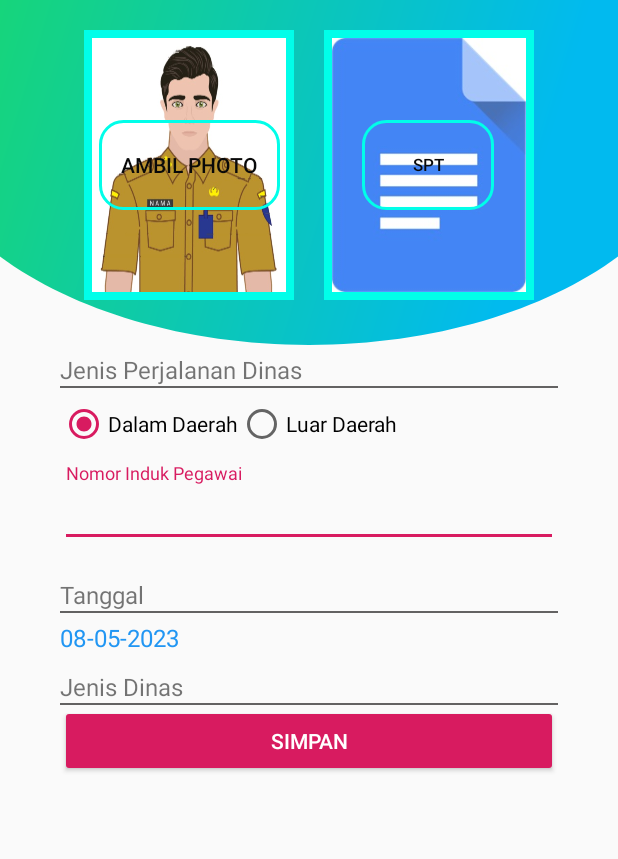
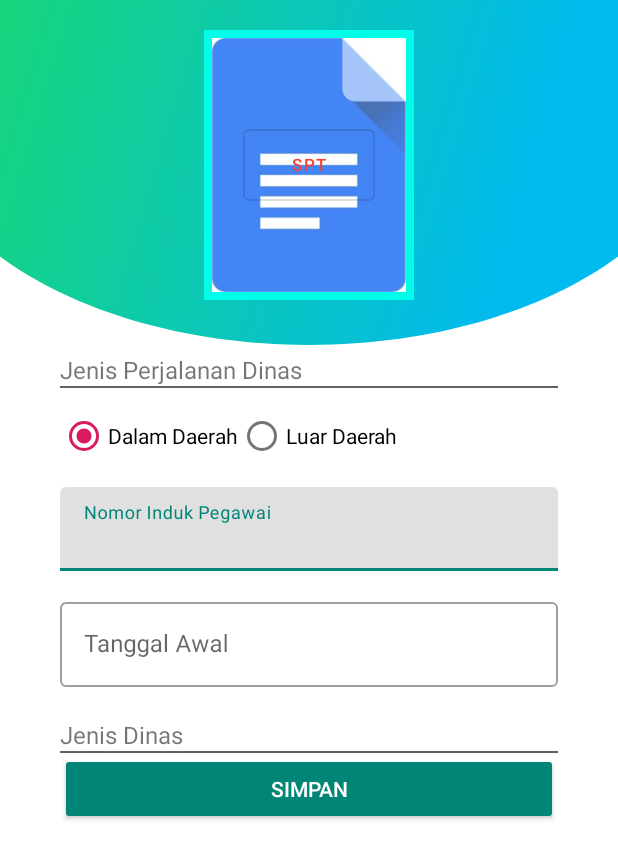
Before and after one commit to ya2nk/absensi-master, an Android app: the InputDinasActivity screen opened directly, with no data from a screen before it, on a phone screen of 412 x 824 dp. Shown: the top 859 px of the screen. Run offline under Robolectric (Android 15) with nearby library versions, the phone set to English and light mode, and no system bars; our stand-ins replace Room's generated code; libraries missing offline, so code that uses them is left out: com.basgeekball.awesomevalidation, com.tapadoo.alerter, id.zelory.compressor; network calls fail; pictures from the network do not load; 5 statements that could not run were skipped.

Commit message:
new new progress

```diff
--- a/app/src/main/java/com/waroengweb/absensi/InputDinasActivity.java
+++ b/app/src/main/java/com/waroengweb/absensi/InputDinasActivity.java
@@ -2,6 +2,7 @@
 
 import android.app.AlertDialog;
 
+import android.app.DatePickerDialog;
 import android.content.DialogInterface;
 import android.content.Intent;
 import android.database.Cursor;
@@ -18,12 +19,13 @@
 import android.widget.AutoCompleteTextView;
 import android.widget.Button;
 
+import android.widget.DatePicker;
 import android.widget.ImageView;
 import android.widget.RadioGroup;
-import android.widget.TextView;
+
 import android.widget.Toast;
 
-import androidx.appcompat.app.AppCompatActivity;
+
 import androidx.core.content.FileProvider;
 import androidx.room.Room;
 
@@ -38,8 +40,7 @@
 
 import java.io.File;
 import java.io.IOException;
-import java.text.DateFormat;
-import java.text.ParseException;
+
 import java.text.SimpleDateFormat;
 import java.util.Calendar;
 import java.util.Date;
@@ -55,13 +56,14 @@
     int editTextSelect = 0;
     Button takePicture,saveData,takePicture2;
     Uri filePhoto,filePhoto2;
-    String fileString,fileString2,typeText="Sore",jenisText="dalam_kota";
+    String fileString,fileString2,typeText="Sore",jenisText="dalam_dinas";
     ImageView imagePhoto,imagePhoto2;
     AutoCompleteTextView nip;
     AppDatabase db;
     private AwesomeValidation validation;
     RadioGroup typeDinas;
     RadioGroup jenisDinas;
+    TextInputLayout txtTgl;
 
     @Override
     protected void onCreate(Bundle savedInstanceState) {
@@ -70,17 +72,27 @@
 
         myCalendar = Calendar.getInstance();
 
-        String timeStamp = new SimpleDateFormat("dd-MM-yyyy").format(new Date());
-        TextView txtTgl = (TextView) findViewById(R.id.tgl_txt);
-        txtTgl.setText(timeStamp);
 
-        takePicture = (Button)findViewById(R.id.take_picture);
+        txtTgl = (TextInputLayout) findViewById(R.id.tgl_lbl);
+        txtTgl.getEditText().setOnClickListener(new View.OnClickListener() {
+            @Override
+            public void onClick(View view) {
+                if (jenisText == "dalam_dinas") {
+                    setDatePicker(0);
+                } else {
+                    setDatePicker(3);
+                }
+            }
+        });
+
+
+        /* takePicture = (Button)findViewById(R.id.take_picture);
         takePicture.setOnClickListener(new View.OnClickListener() {
             @Override
             public void onClick(View view) {
                 takePicture();
             }
-        });
+        }); */
 
         takePicture2 = (Button)findViewById(R.id.take_picture2);
         takePicture2.setOnClickListener(new View.OnClickListener() {
@@ -98,7 +110,7 @@
             }
         });
 
-        imagePhoto = (ImageView)findViewById(R.id.preview);
+        //imagePhoto = (ImageView)findViewById(R.id.preview);
         imagePhoto2 = (ImageView)findViewById(R.id.preview2);
 
         db = Room.databaseBuilder(this,
@@ -350,4 +362,35 @@
         imagePhoto.setImageDrawable(getResources().getDrawable(R.drawable.index));
         imagePhoto2.setImageDrawable(getResources().getDrawable(R.drawable.doc));
     }
+
+    private void setDatePicker(int number)
+    {
+        DatePickerDialog datePickerDialog = new DatePickerDialog(InputDinasActivity.this, new DatePickerDialog.OnDateSetListener() {
+            @Override
+            public void onDateSet(DatePicker view, int year, int month, int dayOfMonth) {
+                myCalendar.set(Calendar.YEAR, year);
+                myCalendar.set(Calendar.MONTH, month);
+                myCalendar.set(Calendar.DAY_OF_MONTH, dayOfMonth);
+
+                String formatTanggal = "dd-MM-yyyy";
+                SimpleDateFormat sdf = new SimpleDateFormat(formatTanggal);
+                Calendar calendar = Calendar.getInstance();
+
+
+                calendar.setTime(new Date());
+                if (month != calendar.get(Calendar.MONTH)) {
+                    Toast.makeText(InputDinasActivity.this,"Hanya bisa input dibulan yang sama",Toast.LENGTH_SHORT).show();
+                    return;
+                }
+                txtTgl.getEditText().setText(sdf.format(myCalendar.getTime()));
+
+
+            }
+        }, myCalendar.get(Calendar.YEAR), myCalendar.get(Calendar.MONTH), myCalendar.get(Calendar.DAY_OF_MONTH));
+        Calendar calendar = Calendar.getInstance();
+        calendar.set(calendar.get(Calendar.YEAR),calendar.get(Calendar.MONTH),calendar.get(Calendar.DAY_OF_MONTH)-number);
+        datePickerDialog.getDatePicker().setMinDate(calendar.getTimeInMillis());
+        datePickerDialog.getDatePicker().setMaxDate(myCalendar.getTimeInMillis());
+        datePickerDialog.show();
+    }
 }
--- a/app/src/main/res/layout/activity_ijin.xml
+++ b/app/src/main/res/layout/activity_ijin.xml
@@ -22,7 +22,7 @@
             android:id="@+id/tabs"
             android:layout_width="match_parent"
             android:layout_height="wrap_content"
-            android:background="?attr/colorPrimary" />
+            android:background="@color/aquamarine" />
     </com.google.android.material.appbar.AppBarLayout>
 
     <androidx.viewpager.widget.ViewPager
--- a/app/src/main/res/layout/activity_input_dinas.xml
+++ b/app/src/main/res/layout/activity_input_dinas.xml
@@ -34,29 +34,10 @@
         android:orientation="horizontal"
         android:id="@+id/relativeTop">
 
-        <ImageView
-            android:id="@+id/preview"
-            android:layout_width="140dp"
-            android:layout_height="180dp"
 
-            android:adjustViewBounds="true"
-            android:background="@drawable/image_border"
-            android:padding="5dp"
-            android:scaleType="fitXY"
-            android:src="@drawable/index" />
-
-        <Button
-            android:id="@+id/take_picture"
-            android:layout_width="wrap_content"
-            android:layout_height="60dp"
-
-            android:layout_marginLeft="10dp"
-            android:layout_marginTop="60dp"
-            android:background="@drawable/button_transparan"
-            android:text="Ambil Photo"
-            android:textColor="#090909" />
 
         <ImageView
+            android:layout_centerInParent="true"
             android:id="@+id/preview2"
             android:layout_width="140dp"
             android:layout_height="180dp"
@@ -73,10 +54,11 @@
             android:layout_height="60dp"
             android:layout_marginTop="60dp"
             android:layout_marginLeft="185dp"
-            android:background="@drawable/button_transparan"
+            style="@style/Widget.MaterialComponents.Button.OutlinedButton"
+            android:layout_centerInParent="true"
             android:text="SPT"
             android:textAlignment="center"
-            android:textColor="#090909"
+            android:textColor="#F44336"
             android:textSize="11dp"/>
 
     </RelativeLayout>
@@ -131,27 +113,24 @@
                 android:hint="Nomor Induk Pegawai"
                 android:inputType="number"
                 android:imeOptions="actionDone"
-                android:singleLine="true"/>
+                android:singleLine="true"
+                style="@style/Widget.MaterialComponents.AutoCompleteTextView.FilledBox"/>
         </com.google.android.material.textfield.TextInputLayout>
 
-        <TextView
+        <com.google.android.material.textfield.TextInputLayout
+            android:id="@+id/tgl_lbl"
             android:layout_width="match_parent"
             android:layout_height="wrap_content"
-            android:text="Tanggal"
-            android:layout_marginTop="5dp"
-            android:textSize="16dp"/>
-        <View
-            android:layout_width="match_parent"
-            android:layout_height="1dp"
-            android:background="#636262"/>
-        <TextView
-            android:layout_width="match_parent"
-            android:layout_height="wrap_content"
-            android:layout_marginTop="5dp"
-            android:layout_marginBottom="5dp"
-            android:textSize="16dp"
-            android:id="@+id/tgl_txt"
-            android:textColor="#2196F3"/>
+            android:layout_marginBottom="15dp"
+            style="@style/Widget.MaterialComponents.TextInputLayout.OutlinedBox">
+            <EditText
+                android:id="@+id/tanggal"
+                android:layout_width="match_parent"
+                android:layout_height="wrap_content"
+                android:hint="Tanggal Awal"
+                android:inputType="none"
+                android:focusable="false"/>
+        </com.google.android.material.textfield.TextInputLayout>
 
         <TextView
             android:layout_width="match_parent"
--- a/app/src/main/res/layout/content_cuti.xml
+++ b/app/src/main/res/layout/content_cuti.xml
@@ -14,7 +14,6 @@
         android:padding="10dp"
         android:layout_margin="5dp"
         android:id="@+id/filter2"
-        android:layout_below="@+id/bar_toolbar"
         android:background="@drawable/shape">
         <TextView
             android:layout_width="match_parent"
```
Also changed, not shown: app/src/main/AndroidManifest.xml (+6 -4 lines), app/src/main/java/com/waroengweb/absensi/InputCutiActivity.java (+6 -6 lines), app/src/main/java/com/waroengweb/absensi/fragments/InputIjinFragment.java (+54 -7 lines), app/src/main/res/layout/content_input_cuti.xml (+8 -6 lines), app/src/main/res/layout/fragment_input_ijin.xml (+27 -24 lines).
